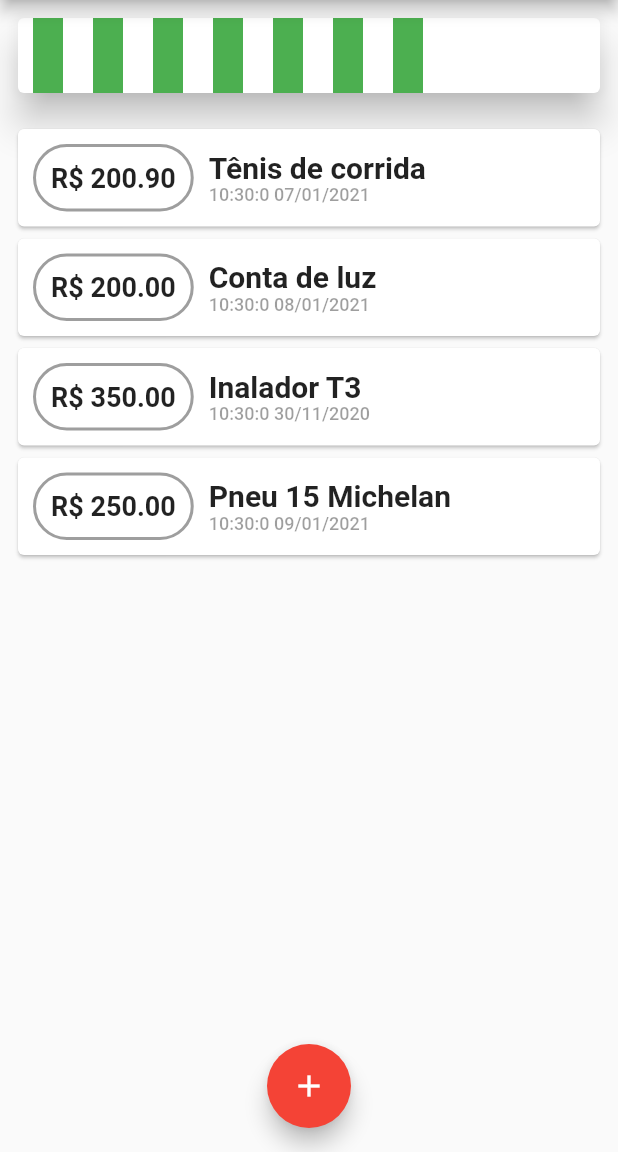
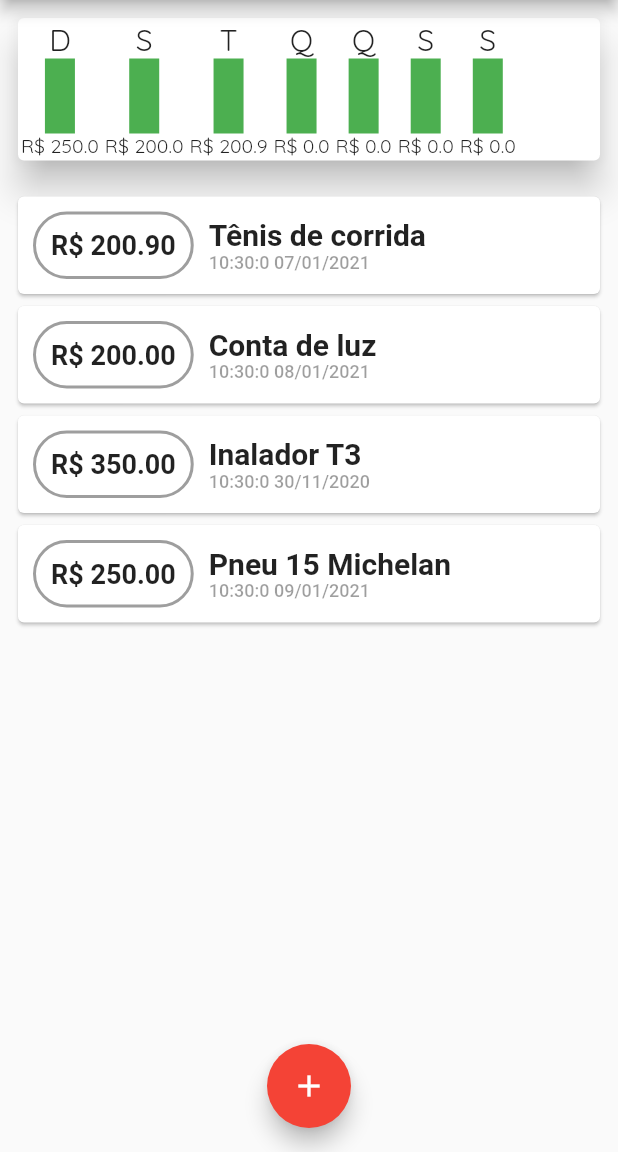
Before and after one commit to BSTK/app_expenses, a Flutter app: the screen it shows after launch, on a phone screen of 412 x 824 dp, the part 84-1236 px from its top. Run offline on Flutter 3.47's test engine with Material 2 defaults, Android fonts, the phone set to English and light mode, and no system bars.

Commit message:
main - Melhorando aparencia da barra

```diff
--- a/lib/grafico/grafico-barra.dart
+++ b/lib/grafico/grafico-barra.dart
@@ -4,19 +4,36 @@ class GraficoBarra extends StatelessWidget {
 
   final String dia;
   final double valor;
+  final double percentual;
 
   GraficoBarra({
     @required this.dia,
-    @required this.valor
+    @required this.valor,
+    @required this.percentual
   });
 
   @override
   Widget build(BuildContext context) {
-    return Container(
-      margin: EdgeInsets.symmetric(horizontal: 10.0),
-      color: Colors.green,
-      width: 20.0,
-      height: 50.0,
+    return Padding(
+      padding: const EdgeInsets.all(2.0),
+      child: Column(
+        children: [
+          Text('$dia', style: TextStyle(
+            fontSize: 20.0,
+            fontFamily: 'Quicksand'
+          )),
+          Container(
+            color: Colors.green,
+            width: 20.0,
+            height: 50.0,
+          ),
+          Text('R\$ $valor', style: TextStyle(
+            fontSize: 13.0,
+            fontFamily: 'Quicksand'
+          )),
+        ],
+      ),
     );
   }
+
 }
--- a/lib/trancacao/componentes/transacoes-list.dart
+++ b/lib/trancacao/componentes/transacoes-list.dart
@@ -96,7 +96,7 @@ class TransacoesList extends StatelessWidget {
   @override
   Widget build(BuildContext context) {
     return Container(
-      height: MediaQuery.of(context).size.height - 120,
+      height: MediaQuery.of(context).size.height - 200,
       padding: EdgeInsets.all(8.0),
       child: transacoesRealizadas.isEmpty
         ? imagemNenhumaTransacao(context)
```
